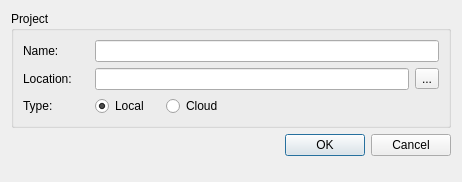
Old version of the form gns3/ui/new_project_dialog.ui in the repository GNS3/gns3-gui.
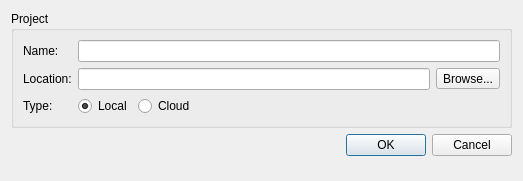
New version of the form.

Commit message: Removes the temporary project feature.

Patch:
```diff
--- a/gns3/ui/new_project_dialog.ui
+++ b/gns3/ui/new_project_dialog.ui
@@ -9,25 +9,15 @@
    <rect>
     <x>0</x>
     <y>0</y>
-    <width>462</width>
-    <height>182</height>
+    <width>523</width>
+    <height>181</height>
    </rect>
   </property>
   <property name="windowTitle">
    <string>New project</string>
   </property>
-  <layout class="QGridLayout" name="gridLayout_2">
-   <item row="1" column="0">
-    <widget class="QDialogButtonBox" name="uiButtonBox">
-     <property name="orientation">
-      <enum>Qt::Horizontal</enum>
-     </property>
-     <property name="standardButtons">
-      <set>QDialogButtonBox::Cancel|QDialogButtonBox::Ok</set>
-     </property>
-    </widget>
-   </item>
-   <item row="0" column="0">
+  <layout class="QVBoxLayout" name="verticalLayout">
+   <item>
     <widget class="QGroupBox" name="uiProjectGroupBox">
      <property name="title">
       <string>Project</string>
@@ -35,6 +25,12 @@
      <layout class="QGridLayout" name="gridLayout">
       <item row="0" column="0">
        <widget class="QLabel" name="uiNameLabel">
+        <property name="sizePolicy">
+         <sizepolicy hsizetype="Fixed" vsizetype="Preferred">
+          <horstretch>0</horstretch>
+          <verstretch>0</verstretch>
+         </sizepolicy>
+        </property>
         <property name="text">
          <string>Name:</string>
         </property>
@@ -45,6 +41,12 @@
       </item>
       <item row="1" column="0">
        <widget class="QLabel" name="uiLocationLabel">
+        <property name="sizePolicy">
+         <sizepolicy hsizetype="Fixed" vsizetype="Preferred">
+          <horstretch>0</horstretch>
+          <verstretch>0</verstretch>
+         </sizepolicy>
+        </property>
         <property name="text">
          <string>Location:</string>
         </property>
@@ -56,12 +58,18 @@
       <item row="1" column="4">
        <widget class="QToolButton" name="uiLocationBrowserToolButton">
         <property name="text">
-         <string>...</string>
+         <string>Browse...</string>
         </property>
        </widget>
       </item>
       <item row="2" column="0">
        <widget class="QLabel" name="uiTypeLabel">
+        <property name="sizePolicy">
+         <sizepolicy hsizetype="Fixed" vsizetype="Preferred">
+          <horstretch>0</horstretch>
+          <verstretch>0</verstretch>
+         </sizepolicy>
+        </property>
         <property name="text">
          <string>Type:</string>
         </property>
@@ -69,6 +77,12 @@
       </item>
       <item row="2" column="1">
        <widget class="QRadioButton" name="uiLocalRadioButton">
+        <property name="sizePolicy">
+         <sizepolicy hsizetype="Fixed" vsizetype="Fixed">
+          <horstretch>0</horstretch>
+          <verstretch>0</verstretch>
+         </sizepolicy>
+        </property>
         <property name="text">
          <string>Local</string>
         </property>
@@ -100,7 +114,17 @@
      </layout>
     </widget>
    </item>
-   <item row="2" column="0">
+   <item>
+    <widget class="QDialogButtonBox" name="uiButtonBox">
+     <property name="orientation">
+      <enum>Qt::Horizontal</enum>
+     </property>
+     <property name="standardButtons">
+      <set>QDialogButtonBox::Cancel|QDialogButtonBox::Ok</set>
+     </property>
+    </widget>
+   </item>
+   <item>
     <spacer name="verticalSpacer">
      <property name="orientation">
       <enum>Qt::Vertical</enum>
```
The commit also changes 2 other files.
